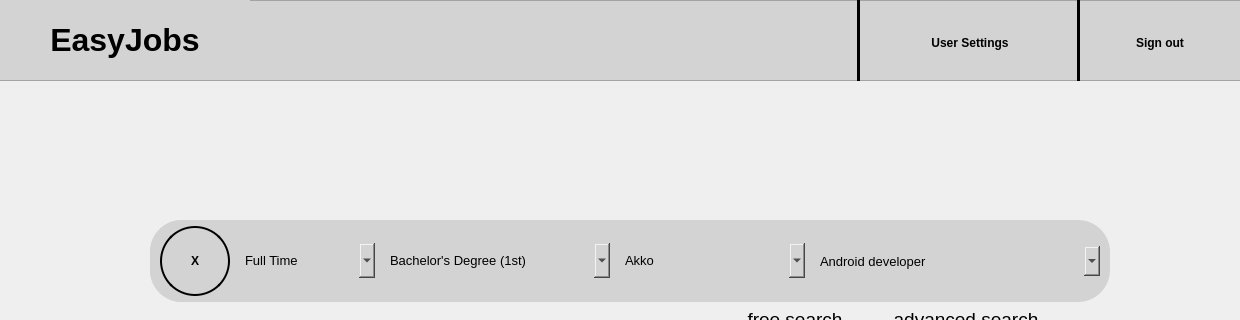
The window that ui/homepage.ui (IvnGenza/EasyJob_39) describes before a commit, drawn with Qt 5; both pictures show x 0 to 1240 and y 0 to 320 of the 1240 by 720 pixel window.
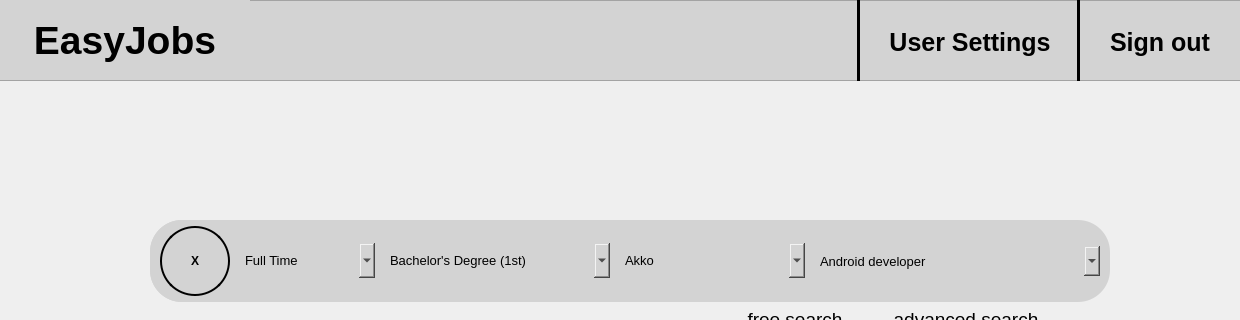
The same window after the commit.

```diff
--- a/ui/homepage.ui
+++ b/ui/homepage.ui
@@ -79,7 +79,7 @@
      </property>
      <property name="font">
       <font>
-       <pointsize>24</pointsize>
+       <pointsize>29</pointsize>
        <weight>75</weight>
        <bold>true</bold>
       </font>
@@ -114,6 +114,7 @@
      </property>
      <property name="font">
       <font>
+       <pointsize>19</pointsize>
        <weight>75</weight>
        <bold>true</bold>
       </font>
@@ -154,6 +155,7 @@
      </property>
      <property name="font">
       <font>
+       <pointsize>19</pointsize>
        <weight>75</weight>
        <bold>true</bold>
       </font>
```
Left out of the diff: 2 changed lines with no effect on the pictures.
